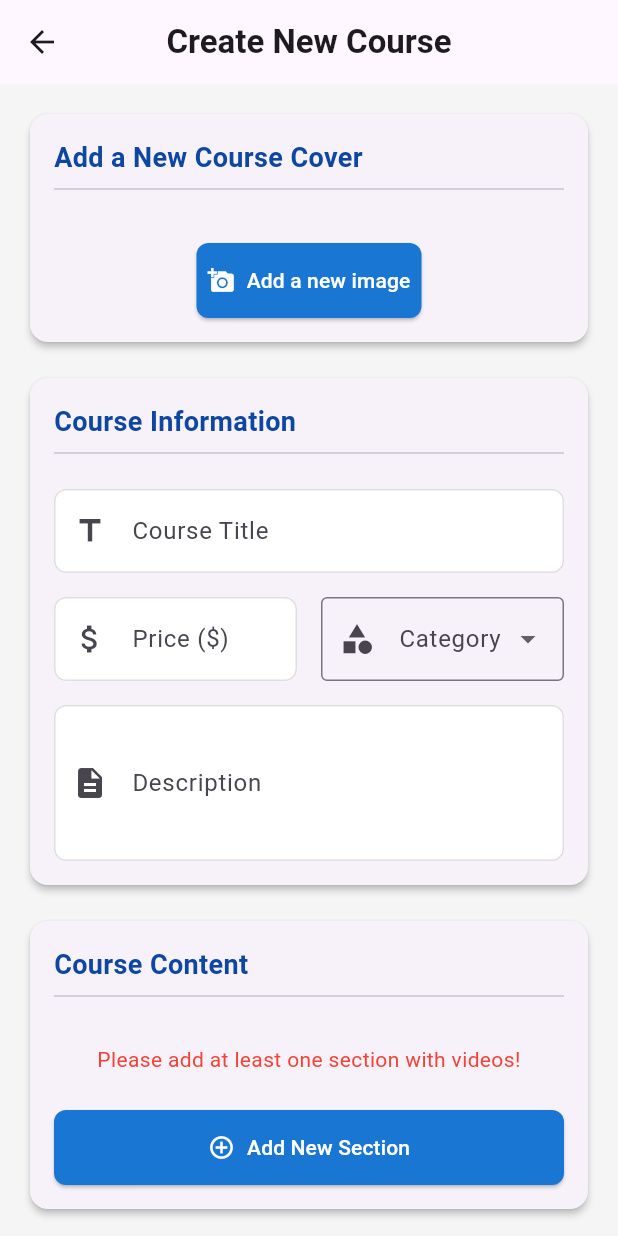
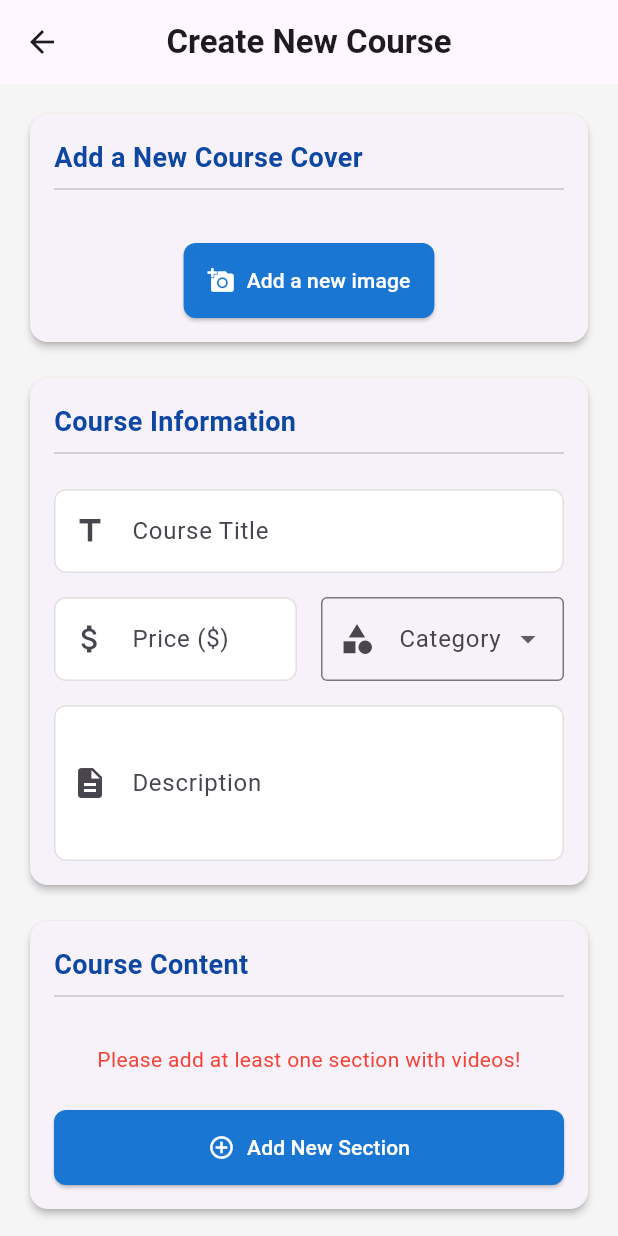
Before and after one commit to Mohamed-A-Elshaer/Edura-Academy, a Flutter app: the AddCoursePage screen opened directly, on a phone screen of 412 x 824 dp. Run offline on Flutter 3.47's test engine with Material 3 defaults, Android fonts, the phone set to English and light mode, and no system bars; our stand-ins replace appwrite, cached_network_image, cloud_firestore, dio, file_picker, firebase_auth and 9 more; accounts and stored records are empty; network calls fail.

Commit message:
mediaQuery added to AddCoursePage

```diff
--- a/lib/screens/AddCoursePage.dart
+++ b/lib/screens/AddCoursePage.dart
@@ -239,9 +239,8 @@ class AddCoursePageState extends State<AddCoursePage> {
             'section_durations': sectionDurations,
             "videos": videoTitles,
             "video_durations": videoDurations,
-
+            "request_type":"uploading_request",
             "upload_status": "pending",
-            "request_type":"uploading_request"
 
 
 
@@ -386,11 +385,17 @@ class AddCoursePageState extends State<AddCoursePage> {
                           child: ElevatedButton.icon(
                             onPressed: _pickImage,
                             icon: Icon(Icons.add_a_photo, color: Colors.white),
-                            label: Text('Add a new image',
-                                style: TextStyle(color: Colors.white)),
+                            label: Text(
+                              'Add a new image',
+                              style: TextStyle(color: Colors.white),
+                            ),
                             style: ElevatedButton.styleFrom(
-                              fixedSize: Size(150, 50),
-                              padding: EdgeInsets.symmetric(vertical: 12),
+                              // Use MediaQuery to make the size relative to screen width
+                              minimumSize: Size(
+                                MediaQuery.of(context).size.width * 0.4, // 40% of screen width
+                                50, // Fixed height, or adjust as needed
+                              ),
+                              padding: EdgeInsets.symmetric(vertical: 12, horizontal: 16),
                               backgroundColor: Colors.blue[700],
                               shape: RoundedRectangleBorder(
                                 borderRadius: BorderRadius.circular(8),
@@ -542,14 +547,14 @@ class AddCoursePageState extends State<AddCoursePage> {
                   ElevatedButton(
                     onPressed: _isPublishing ? null : _publishCourse,
                     style: ElevatedButton.styleFrom(
-                      padding: const EdgeInsets.symmetric(vertical: 16),
+                      padding: EdgeInsets.symmetric(vertical: 16),
                       backgroundColor: Colors.green[700],
                       shape: RoundedRectangleBorder(
                         borderRadius: BorderRadius.circular(8),
                       ),
                     ),
                     child: _isPublishing
-                        ? const SizedBox(
+                        ? SizedBox(
                             width: 24,
                             height: 24,
                             child: CircularProgressIndicator(
@@ -558,7 +563,7 @@ class AddCoursePageState extends State<AddCoursePage> {
                               strokeWidth: 2,
                             ),
                           )
-                        : const Text(
+                        : Text(
                             'Publish Course',
                             style: TextStyle(
                               color: Colors.white,
@@ -881,10 +886,10 @@ class AddCoursePageState extends State<AddCoursePage> {
           title: Text(_truncateText(video['title'], 13),
               overflow: TextOverflow.ellipsis),
           subtitle: Text(video['duration']),
-          trailing:  Container(
+          trailing: Container(
               width: 40,
               height: 80,
-              child: const  Icon(
+              child: Icon(
                 Icons.video_file,
                 size: 50,
               )),
```
